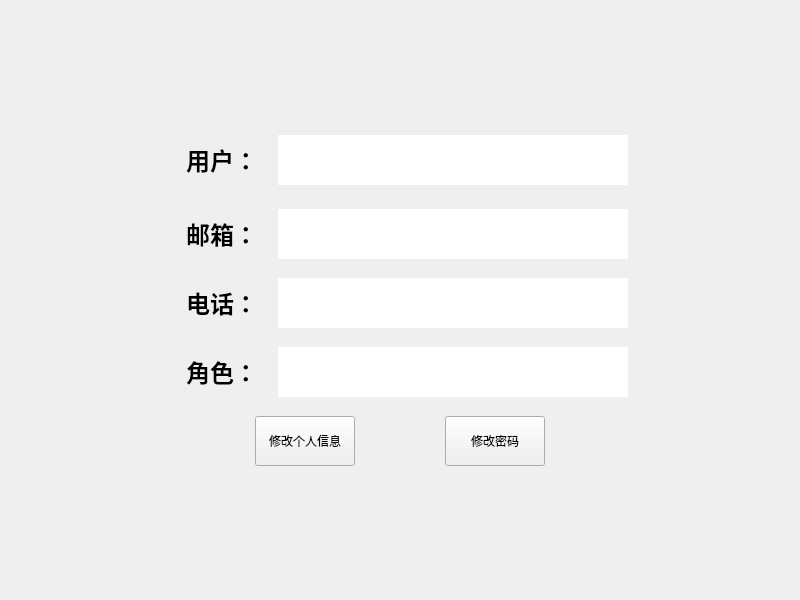
Before: the Qt Designer form SnailIOTMonitoring/src/controller/usercontroller.ui in Amber-muyu/Qt_Project, drawn with Qt 5.
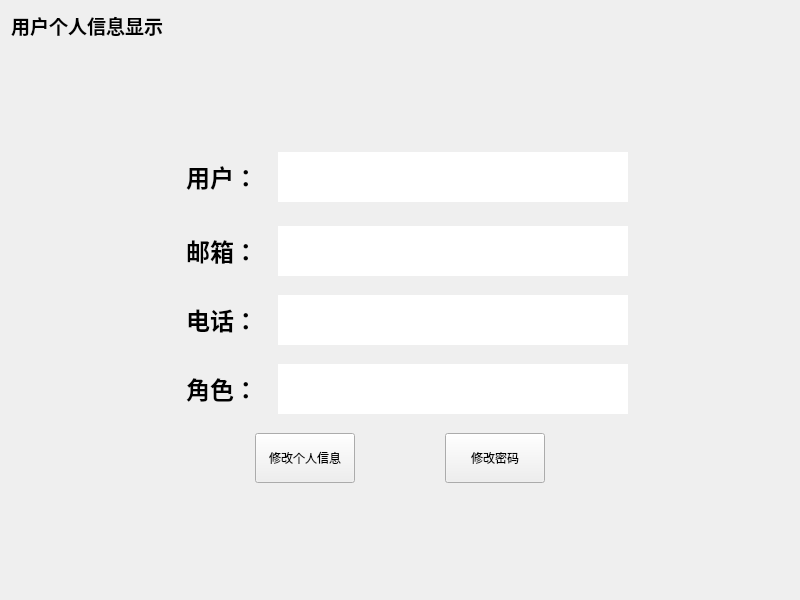
After: the same form once the commit is applied.

Commit message: 管理员可以查看所有用户的信息

```diff
--- a/SnailIOTMonitoring/src/controller/usercontroller.ui
+++ b/SnailIOTMonitoring/src/controller/usercontroller.ui
@@ -14,7 +14,22 @@
    <string>Form</string>
   </property>
   <layout class="QGridLayout" name="gridLayout">
-   <item row="0" column="1">
+   <item row="0" column="0" colspan="3">
+    <widget class="QLabel" name="label">
+     <property name="font">
+      <font>
+       <family>Adobe Arabic</family>
+       <pointsize>14</pointsize>
+       <weight>75</weight>
+       <bold>true</bold>
+      </font>
+     </property>
+     <property name="text">
+      <string>用户个人信息显示</string>
+     </property>
+    </widget>
+   </item>
+   <item row="1" column="1">
     <spacer name="verticalSpacer">
      <property name="orientation">
       <enum>Qt::Vertical</enum>
@@ -22,12 +37,12 @@
      <property name="sizeHint" stdset="0">
       <size>
        <width>20</width>
-       <height>98</height>
+       <height>64</height>
       </size>
      </property>
     </spacer>
    </item>
-   <item row="1" column="0">
+   <item row="2" column="0">
     <spacer name="horizontalSpacer_4">
      <property name="orientation">
       <enum>Qt::Horizontal</enum>
@@ -40,7 +55,7 @@
      </property>
     </spacer>
    </item>
-   <item row="1" column="1">
+   <item row="2" column="1">
     <layout class="QGridLayout" name="gridLayout_4">
      <item row="0" column="0">
       <layout class="QGridLayout" name="gridLayout_3">
@@ -377,7 +392,7 @@
      </item>
     </layout>
    </item>
-   <item row="1" column="2">
+   <item row="2" column="2">
     <spacer name="horizontalSpacer_5">
      <property name="orientation">
       <enum>Qt::Horizontal</enum>
@@ -390,7 +405,7 @@
      </property>
     </spacer>
    </item>
-   <item row="2" column="1">
+   <item row="3" column="1">
     <spacer name="verticalSpacer_6">
      <property name="orientation">
       <enum>Qt::Vertical</enum>
```
The commit also changes 29 other files.
